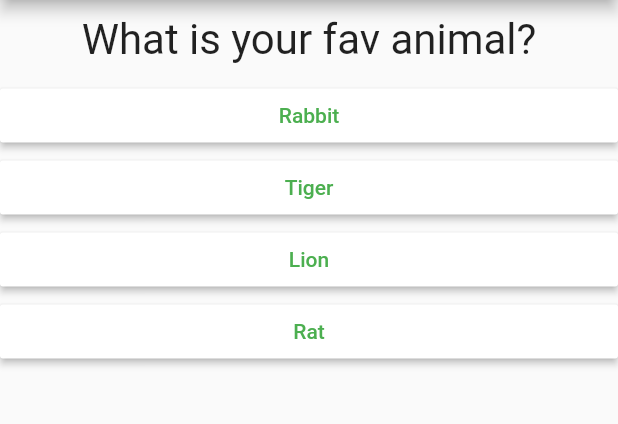
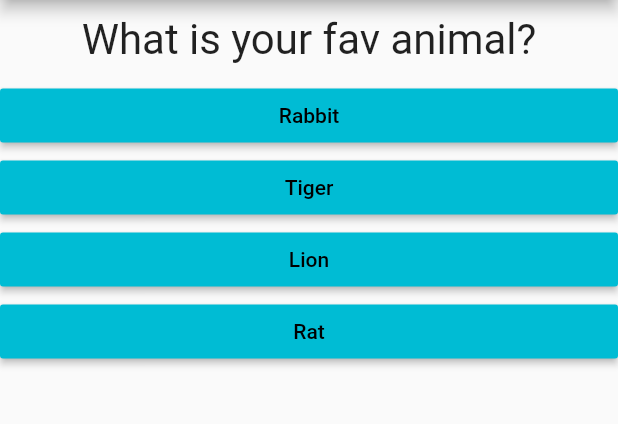
Before and after one commit to amishmengi/flutter1_begquiz, a Flutter app: the screen it shows after launch, after a tap on "Black", on a phone screen of 412 x 824 dp, the part 84-508 px from its top. Run offline on Flutter 3.47's test engine with Material 2 defaults, Android fonts, the phone set to English and light mode, and no system bars.

Commit message:
if else used

```diff
--- a/lib/answer.dart
+++ b/lib/answer.dart
@@ -11,8 +11,8 @@ class Answer extends StatelessWidget {
     return Container(
       width: double.infinity,
       child: RaisedButton(
-        color: Colors.white,
-        textColor: Colors.green,
+        color: Colors.cyan,
+        textColor: Colors.black,
         child: Text(answerText),
         onPressed: selectHandler,
       ),
--- a/lib/main.dart
+++ b/lib/main.dart
@@ -1,7 +1,8 @@
 import 'package:flutter/material.dart';
+import 'package:myapp/result.dart';
 
-import './questions.dart';
-import './answer.dart';
+import './quiz.dart';
+import './result.dart';
 
 void main() => runApp(MyApp());
 
@@ -13,7 +14,25 @@ class MyApp extends StatefulWidget {
 class _MyAppState extends State<MyApp> {
   var questionIndex = 0;
 
+  final questions = const [
+    {
+      'questionText': 'What is your fav color?',
+      'answers': ['Black', 'Red', 'Green', 'White'],
+    },
+    {
+      'questionText': 'What is your fav animal?',
+      'answers': ['Rabbit', 'Tiger', 'Lion', 'Rat'],
+    },
+    {
+      'questionText': 'What is your fav x?',
+      'answers': ['B', 'r', 'G', 'W'],
+    },
+  ];
+
   void answerQuestion() {
+    if (questionIndex < questions.length) {
+      print('we have more questions');
+    }
     setState(() {
       questionIndex = questionIndex + 1;
     });
@@ -22,35 +41,18 @@ class _MyAppState extends State<MyApp> {
 
   @override
   Widget build(BuildContext context) {
-    var questions = [
-      {
-        'questionText': 'What is your fav color?',
-        'answers': ['Black', 'Red', 'Green', 'White'],
-      },
-      {
-        'questionText': 'What is your fav animal?',
-        'answers': ['Rabbit', 'Tiger', 'Lion', 'Rat'],
-      },
-      {
-        'questionText': 'What is your fav x?',
-        'answers': ['B', 'r', 'G', 'W'],
-      },
-    ];
     return MaterialApp(
       home: Scaffold(
         appBar: AppBar(
           title: Text('Quiz Bolteee'),
         ),
-        body: Column(
-          children: [
-            Question(
-              questions[questionIndex]['questionText']
-              ),
-            ...(questions[questionIndex]['answers'] as List<String>).map((answer) =>
-            Answer(answerQuestion,answer)
-            ).toList(),
-          ],
-        ),
+        body: questionIndex < questions.length
+            ? Quiz(
+                answerQuestion: answerQuestion,
+                questionIndex: questionIndex,
+                questions: questions,
+              )
+            : Result(),
       ),
     );
   }
--- /dev/null
+++ b/lib/quiz.dart
@@ -0,0 +1,27 @@
+import 'package:flutter/material.dart';
+import './answer.dart';
+import './questions.dart';
+
+
+
+class Quiz extends StatelessWidget {
+
+  final List<Map<String, Object>> questions;
+  final int questionIndex;
+  final Function answerQuestion;
+
+  Quiz({@required this.questions,@required this.answerQuestion,@required this.questionIndex});
+  @override
+  Widget build(BuildContext context) {
+    return Column(
+          children: [
+            Question(
+              questions[questionIndex]['questionText']
+              ),
+            ...(questions[questionIndex]['answers'] as List<String>).map((answer) =>
+            Answer(answerQuestion,answer)
+            ).toList(),
+          ],
+        );
+  }
+}
--- /dev/null
+++ b/lib/result.dart
@@ -0,0 +1,8 @@
+import 'package:flutter/material.dart';
+
+class Result extends StatelessWidget {
+  @override
+  Widget build(BuildContext context) {
+    return Center(child: Text("you did it"));
+  }
+}
```
